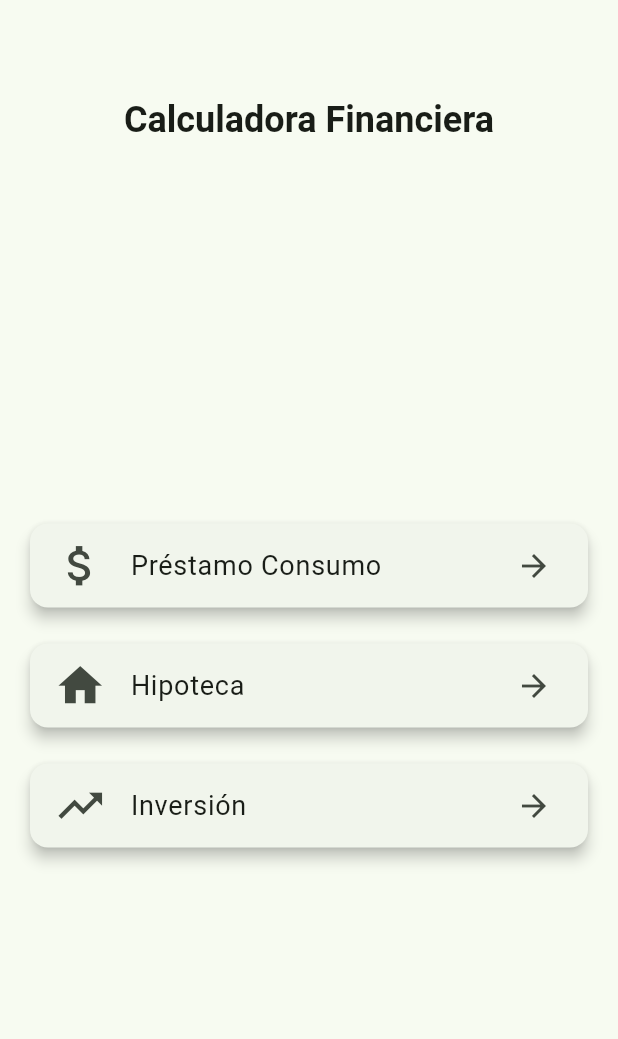
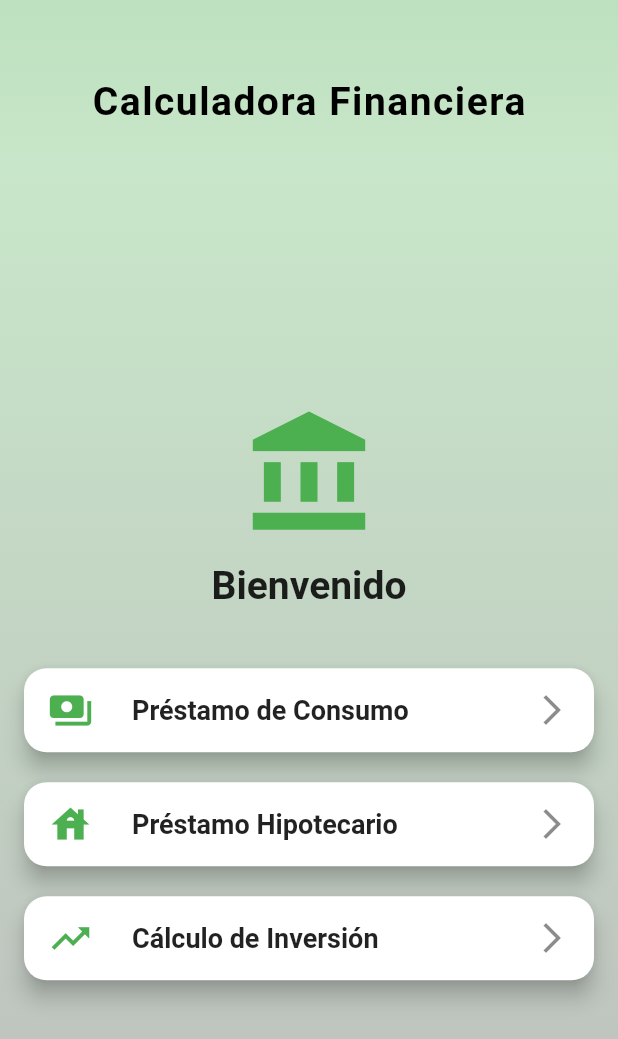
Before and after one commit to Addiel0476/Repositorio1, a Flutter app: the screen it shows after launch, on a phone screen of 412 x 824 dp. Shown: the top 1039 px of the screen. Run offline on Flutter 3.47's test engine with Material 3 defaults, Android fonts, the phone set to English and light mode, and no system bars.

Commit message:
Actualicé la interfaz

```diff
--- a/lib/main.dart
+++ b/lib/main.dart
@@ -1,9 +1,12 @@
 import 'dart:math';
+import 'dart:ui';
 import 'package:flutter/material.dart';
 
 void main() {
   runApp(const FinanzasApp());
 }
+
+/* ================= APP ================= */
 
 class FinanzasApp extends StatelessWidget {
   const FinanzasApp({super.key});
@@ -13,11 +16,7 @@ class FinanzasApp extends StatelessWidget {
     return MaterialApp(
       debugShowCheckedModeBanner: false,
 
-      theme: ThemeData(colorSchemeSeed: Colors.green, useMaterial3: true),
-
-      darkTheme: ThemeData.dark(useMaterial3: true),
-
-      themeMode: ThemeMode.system,
+      theme: ThemeData(primarySwatch: Colors.green, useMaterial3: false),
 
       home: const MenuScreen(),
     );
@@ -32,59 +31,158 @@ class MenuScreen extends StatelessWidget {
   @override
   Widget build(BuildContext context) {
     return Scaffold(
-      appBar: AppBar(
-        toolbarHeight: 90,
-        centerTitle: true,
-        title: const Padding(
-          padding: EdgeInsets.only(top: 70),
+      /* ===== APPBAR PERSONALIZADO ===== */
+      appBar: PreferredSize(
+        preferredSize: const Size.fromHeight(110),
+
+        child: Container(
+          decoration: BoxDecoration(
+            gradient: LinearGradient(
+              colors: [const Color.fromARGB(255, 189, 225, 190), const Color.fromARGB(255, 200, 230, 201)],
+              begin: Alignment.topCenter,
+              end: Alignment.bottomCenter,
+            ),
+          ),
+
+          child: SafeArea(
+            child: Center(
+              child: Padding(
+                padding: const EdgeInsets.only(top: 25),
+
                 child: Text(
                   "Calculadora Financiera",
-            style: TextStyle(fontSize: 24, fontWeight: FontWeight.bold),
+
+                  style: const TextStyle(
+                    fontSize: 26,
+                    fontWeight: FontWeight.bold,
+                    color: Color.fromARGB(255, 0, 0, 0),
+                    letterSpacing: 1,
+                  ),
+                ),
+              ),
+            ),
           ),
         ),
       ),
 
-      body: Padding(
-        padding: const EdgeInsets.all(20),
+      /* ===== BODY ===== */
+      body: Container(
+        decoration: BoxDecoration(
+          gradient: LinearGradient(
+            colors: [Colors.green.shade100, Colors.grey.shade400],
+            begin: Alignment.topCenter,
+            end: Alignment.bottomCenter,
+          ),
+        ),
+
+        child: Padding(
+          padding: const EdgeInsets.all(16),
 
           child: Column(
             mainAxisAlignment: MainAxisAlignment.center,
+
             children: [
-            cardBoton(
+              const Icon(Icons.account_balance, size: 90, color: Colors.green),
+
+              const SizedBox(height: 15),
+
+              const Text(
+                "Bienvenido",
+
+                style: TextStyle(fontSize: 26, fontWeight: FontWeight.bold),
+              ),
+
+              const SizedBox(height: 30),
+
+              animatedButton(
                 context,
-              "Préstamo Consumo",
-              Icons.attach_money,
+                "Préstamo de Consumo",
+                Icons.payments,
                 const ConsumoScreen(),
               ),
 
-            cardBoton(context, "Hipoteca", Icons.home, const HipotecaScreen()),
+              animatedButton(
+                context,
+                "Préstamo Hipotecario",
+                Icons.house,
+                const HipotecaScreen(),
+              ),
 
-            cardBoton(
+              animatedButton(
                 context,
-              "Inversión",
+                "Cálculo de Inversión",
                 Icons.trending_up,
                 const InversionScreen(),
               ),
             ],
           ),
         ),
+      ),
     );
   }
 
-  Widget cardBoton(BuildContext c, String texto, IconData icono, Widget page) {
-    return Card(
-      elevation: 4,
-      margin: const EdgeInsets.symmetric(vertical: 12),
+  /* ===== BOTONES ANIMADOS ===== */
+
+  Widget animatedButton(
+    BuildContext context,
+    String text,
+    IconData icon,
+    Widget page,
+  ) {
+    return TweenAnimationBuilder<double>(
+      tween: Tween(begin: 1, end: 1),
+      duration: const Duration(milliseconds: 200),
+
+      builder: (context, scale, child) {
+        return GestureDetector(
+          onTapDown: (_) {
+            scale = 0.95;
+          },
+
+          onTapUp: (_) {
+            scale = 1;
+          },
+
+          onTapCancel: () {
+            scale = 1;
+          },
+
+          child: Transform.scale(
+            scale: scale,
+
+            child: Card(
+              elevation: 6,
+              margin: const EdgeInsets.symmetric(vertical: 10),
+
+              shape: RoundedRectangleBorder(
+                borderRadius: BorderRadius.circular(15),
+              ),
 
               child: ListTile(
-        leading: Icon(icono, size: 35),
-        title: Text(texto, style: const TextStyle(fontSize: 18)),
-        trailing: const Icon(Icons.arrow_forward),
+                leading: Icon(icon, color: Colors.green, size: 30),
+
+                title: Text(
+                  text,
+
+                  style: const TextStyle(
+                    fontSize: 18,
+                    fontWeight: FontWeight.bold,
+                  ),
+                ),
+
+                trailing: const Icon(Icons.arrow_forward_ios),
 
                 onTap: () {
-          Navigator.push(c, MaterialPageRoute(builder: (_) => page));
+                  Navigator.push(
+                    context,
+                    MaterialPageRoute(builder: (_) => page),
+                  );
                 },
               ),
+            ),
+          ),
+        );
+      },
     );
   }
 }
@@ -115,11 +213,6 @@ class _ConsumoScreenState extends State<ConsumoScreen> {
     double P = double.parse(monto.text);
     double tasa = double.parse(interes.text) / 100;
     int years = int.parse(anos.text);
-
-    if (years < 1) {
-      mensaje("Mínimo 1 años");
-      return;
-    }
 
     int n;
     double r;
@@ -176,7 +269,7 @@ class _ConsumoScreenState extends State<ConsumoScreen> {
 
           const SizedBox(height: 20),
 
-          FilledButton.icon(
+          ElevatedButton.icon(
             onPressed: calcular,
             icon: const Icon(Icons.calculate),
             label: const Text("Calcular"),
@@ -186,8 +279,6 @@ class _ConsumoScreenState extends State<ConsumoScreen> {
 
           if (resultado > 0)
             Card(
-              elevation: 3,
-
               child: Padding(
                 padding: const EdgeInsets.all(20),
 
@@ -205,6 +296,7 @@ class _ConsumoScreenState extends State<ConsumoScreen> {
 
                     Text(
                       "\$${resultado.toStringAsFixed(2)}",
+
                       style: const TextStyle(
                         fontSize: 28,
                         color: Colors.green,
@@ -235,7 +327,7 @@ class _HipotecaScreenState extends State<HipotecaScreen> {
   final interes = TextEditingController();
   final anos = TextEditingController();
 
-  String tipoPropiedad = "Casa";
+  String tipo = "Casa";
   double cuota = 0;
 
   void calcular() {
@@ -247,11 +339,6 @@ class _HipotecaScreenState extends State<HipotecaScreen> {
     double P = double.parse(monto.text);
     double tasa = double.parse(interes.text) / 100;
     int years = int.parse(anos.text);
-
-    if (years < 5) {
-      mensaje("Mínimo 5 años");
-      return;
-    }
 
     int n = years * 12;
     double r = tasa / 12;
@@ -283,7 +370,7 @@ class _HipotecaScreenState extends State<HipotecaScreen> {
           const SizedBox(height: 10),
 
           DropdownButtonFormField(
-            value: tipoPropiedad,
+            value: tipo,
 
             decoration: const InputDecoration(
               border: OutlineInputBorder(),
@@ -296,12 +383,12 @@ class _HipotecaScreenState extends State<HipotecaScreen> {
               "Terreno",
             ].map((e) => DropdownMenuItem(value: e, child: Text(e))).toList(),
 
-            onChanged: (v) => setState(() => tipoPropiedad = v!),
+            onChanged: (v) => setState(() => tipo = v!),
           ),
 
           const SizedBox(height: 20),
 
-          FilledButton.icon(
+          ElevatedButton.icon(
             onPressed: calcular,
             icon: const Icon(Icons.calculate),
             label: const Text("Calcular"),
@@ -311,22 +398,18 @@ class _HipotecaScreenState extends State<HipotecaScreen> {
 
           if (cuota > 0)
             Card(
-              elevation: 3,
-
               child: Padding(
                 padding: const EdgeInsets.all(20),
 
                 child: Column(
                   children: [
-                    Text(
-                      "Propiedad: $tipoPropiedad",
-                      style: const TextStyle(fontSize: 16),
-                    ),
+                    Text("Propiedad: $tipo"),
 
                     const SizedBox(height: 10),
 
                     Text(
                       "\$${cuota.toStringAsFixed(2)}",
+
                       style: const TextStyle(
                         fontSize: 26,
                         color: Colors.green,
@@ -391,13 +474,13 @@ class _InversionScreenState extends State<InversionScreen> {
         padding: const EdgeInsets.all(20),
 
         children: [
-          campo("Capital inicial", capital),
-          campo("Interés anual %", interes),
+          campo("Capital", capital),
+          campo("Interés %", interes),
           campo("Años", anos),
 
           const SizedBox(height: 20),
 
-          FilledButton.icon(
+          ElevatedButton.icon(
             onPressed: calcular,
             icon: const Icon(Icons.calculate),
             label: const Text("Calcular"),
@@ -407,8 +490,6 @@ class _InversionScreenState extends State<InversionScreen> {
 
           if (total > 0)
             Card(
-              elevation: 3,
-
               child: Padding(
                 padding: const EdgeInsets.all(20),
 
@@ -416,6 +497,7 @@ class _InversionScreenState extends State<InversionScreen> {
                   children: [
                     Text(
                       "Total: \$${total.toStringAsFixed(2)}",
+
                       style: const TextStyle(
                         fontSize: 22,
                         fontWeight: FontWeight.bold,
@@ -426,6 +508,7 @@ class _InversionScreenState extends State<InversionScreen> {
 
                     Text(
                       "Ganancia: \$${ganancia.toStringAsFixed(2)}",
+
                       style: const TextStyle(fontSize: 18, color: Colors.green),
                     ),
                   ],
```
Also changed, not shown: flutter_01.png (added). Lines whose indentation alone changed are shown as unchanged.
